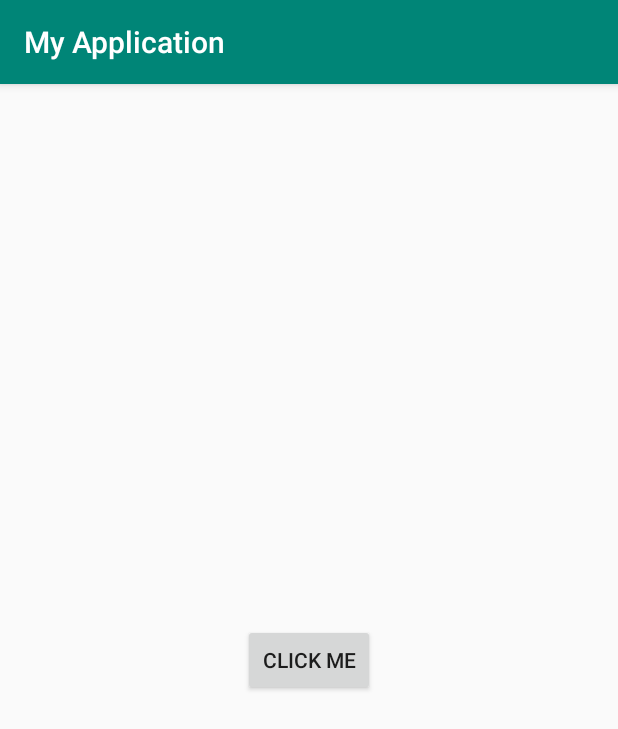
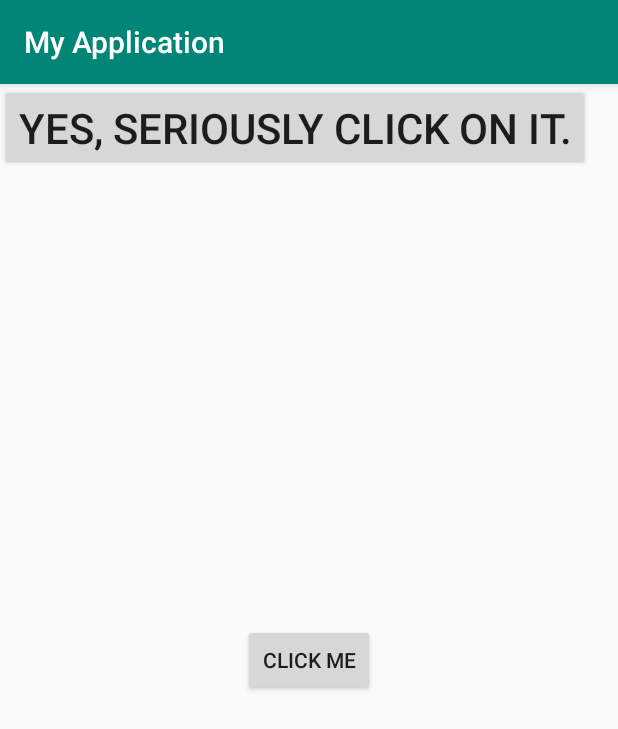
Before and after one commit to KirillKolyshkin/AndroidLearningProject, an Android app: the MainActivity screen opened directly, with no data from a screen before it, on a phone screen of 412 x 824 dp. Shown: the top 729 px of the screen. Run offline under Robolectric (Android 15) with nearby library versions, the phone set to English and light mode, and no system bars.

Commit message:
Click me v2

```diff
--- a/app/src/main/res/layout/activity_main.xml
+++ b/app/src/main/res/layout/activity_main.xml
@@ -16,5 +16,10 @@
             android:text="Click Me"
     />
 
-
+    <Button
+            android:layout_width="wrap_content"
+            android:layout_height="wrap_content"
+            android:text="Yes, seriously click on it."
+            android:textSize="28dp"
+    />
 </RelativeLayout>
```
